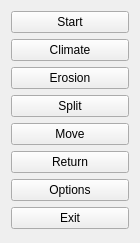
Qt form mainmenu.ui (tps12/Tec-Nine) before a commit.
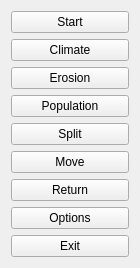
The same form after that commit.

Commit message:
Add population mode
Chooses a random cooastal savannah tile and spreads from there. Factors
out color and simulation thread functions so they can be shared, mostly
unchanged (the thread class will now pause the simulation when update()
returns True indicating reaching steady state).

Population spread is slow to set up and doesn't get very far, needs some
improvement.

The edit to the form file:
```diff
--- a/mainmenu.ui
+++ b/mainmenu.ui
@@ -47,6 +47,13 @@
      </property>
     </widget>
    </item>
+   <item>
+    <widget class="QPushButton" name="population">
+     <property name="text">
+      <string>Population</string>
+     </property>
+    </widget>
+   </item>
    <item>
     <widget class="QPushButton" name="split">
      <property name="text">
```
The commit also changes 10 other files.
